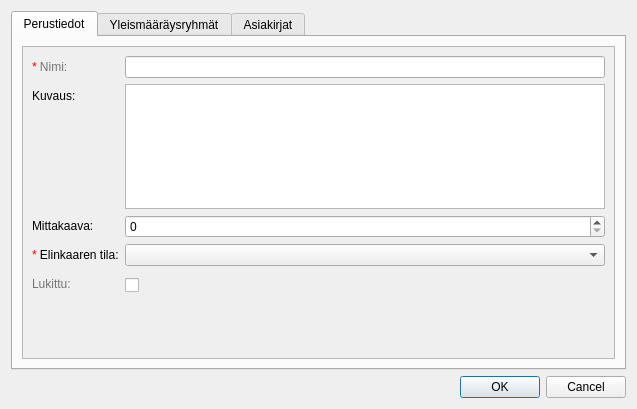
Old version of the form arho_feature_template/gui/dialogs/plan_attribute_form.ui in the repository GispoCoding/arho-qgis-plugin.
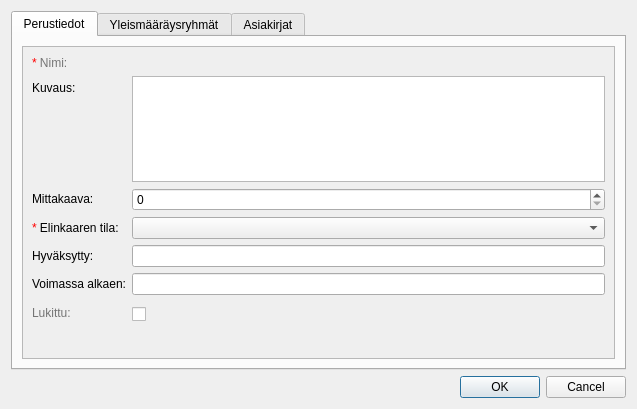
New version of the form. Custom widgets are drawn as their Qt base class.

Commit message:
remove approval and validity start date editing from plan attribute form
Approval date and period of validity start date are still shown in
the form.

What changed in the file:
```diff
--- a/arho_feature_template/gui/dialogs/plan_attribute_form.ui
+++ b/arho_feature_template/gui/dialogs/plan_attribute_form.ui
@@ -164,8 +164,33 @@
                </property>
               </widget>
              </item>
-             <item row="0" column="1">
-              <widget class="QLineEdit" name="name_edit"/>
+             <item row="4" column="0">
+              <widget class="QLabel" name="label_2">
+               <property name="text">
+                <string>Hyväksytty:</string>
+               </property>
+              </widget>
+             </item>
+             <item row="5" column="0">
+              <widget class="QLabel" name="label_3">
+               <property name="text">
+                <string>Voimassa alkaen:</string>
+               </property>
+              </widget>
+             </item>
+             <item row="4" column="1">
+              <widget class="QLineEdit" name="approved_date">
+               <property name="readOnly">
+                <bool>true</bool>
+               </property>
+              </widget>
+             </item>
+             <item row="5" column="1">
+              <widget class="QLineEdit" name="validity_start_date">
+               <property name="readOnly">
+                <bool>true</bool>
+               </property>
+              </widget>
              </item>
             </layout>
            </item>
@@ -310,11 +335,6 @@
   </layout>
  </widget>
  <customwidgets>
-  <customwidget>
-   <class>QgsDateTimeEdit</class>
-   <extends>QDateTimeEdit</extends>
-   <header>qgsdatetimeedit.h</header>
-  </customwidget>
   <customwidget>
    <class>CodeComboBox</class>
    <extends>QComboBox</extends>
```
The commit also changes 1 other file.
